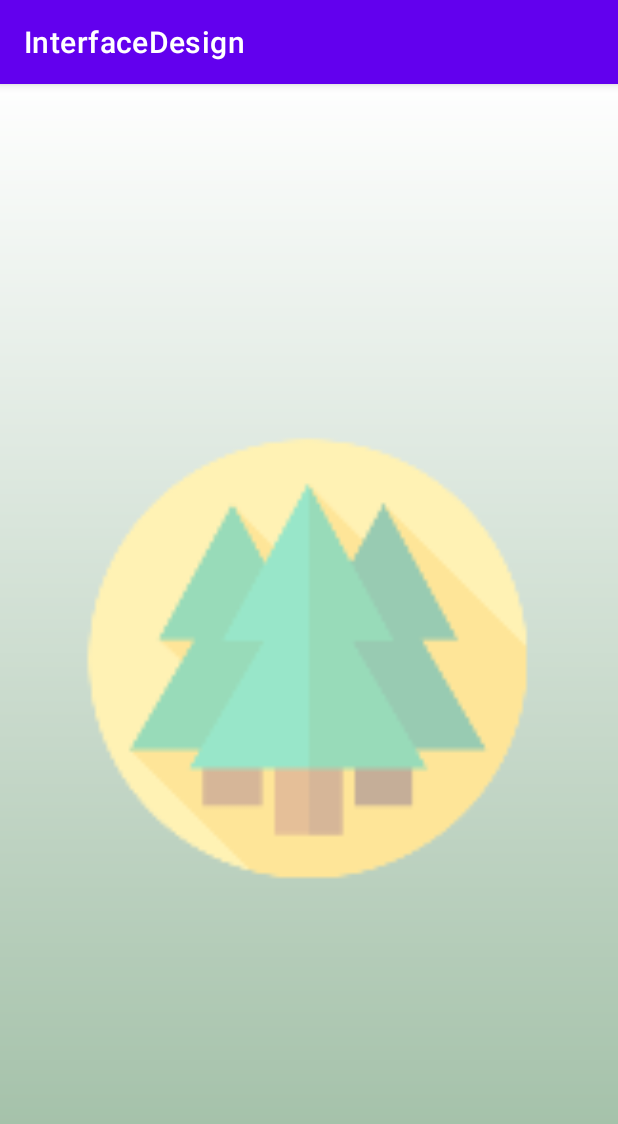
After one commit to mcas2/InterfaceDesign, an Android app: the Splash_Screen screen opened directly, with no data from a screen before it, on a phone screen of 412 x 824 dp. The commit adds this screen. Shown: the top 1124 px of the screen. Run offline under Robolectric (Android 15) with nearby library versions, the phone set to English and light mode, and no system bars.

Commit message:
Importamos Glide, creamos unas flags para las activities, añadimos signup y splash

```diff
--- a/app/build.gradle
+++ b/app/build.gradle
@@ -35,4 +35,7 @@ dependencies {
     testImplementation 'junit:junit:4.+'
     androidTestImplementation 'androidx.test.ext:junit:1.1.3'
     androidTestImplementation 'androidx.test.espresso:espresso-core:3.4.0'
+
+    implementation 'com.github.bumptech.glide:glide:4.11.0'
+    annotationProcessor 'com.github.bumptech.glide:compiler:4.11.0'
 }
--- /dev/null
+++ b/app/src/main/java/com/mcas2/interfacedesign/Splash_Screen.java
@@ -0,0 +1,14 @@
+package com.mcas2.interfacedesign;
+
+import androidx.appcompat.app.AppCompatActivity;
+
+import android.os.Bundle;
+
+public class Splash_Screen extends AppCompatActivity {
+
+    @Override
+    protected void onCreate(Bundle savedInstanceState) {
+        super.onCreate(savedInstanceState);
+        setContentView(R.layout.activity_splash_screen);
+    }
+}
--- /dev/null
+++ b/app/src/main/res/layout/activity_splash_screen.xml
@@ -0,0 +1,20 @@
+<?xml version="1.0" encoding="utf-8"?>
+<androidx.constraintlayout.widget.ConstraintLayout xmlns:android="http://schemas.android.com/apk/res/android"
+    xmlns:app="http://schemas.android.com/apk/res-auto"
+    xmlns:tools="http://schemas.android.com/tools"
+    android:background="@drawable/gradient"
+    android:alpha="0.4"
+    android:layout_width="match_parent"
+    android:layout_height="match_parent"
+    tools:context=".Splash_Screen">
+
+    <ImageView
+        android:src="@mipmap/trees_foreground"
+        android:layout_width="match_parent"
+        android:layout_height="match_parent"
+        >
+
+    </ImageView>
+
+
+</androidx.constraintlayout.widget.ConstraintLayout>
--- a/app/src/main/res/values/strings.xml
+++ b/app/src/main/res/values/strings.xml
@@ -2,7 +2,7 @@
     <string name="app_name">InterfaceDesign</string>
     <string name="password_string">Password</string>
     <string name="entrar_button">Entrar</string>
-    <string name="register_banner_string">Sign in</string>
+    <string name="app_slogan">Interface Design by Mario Castro</string>
     <string name="username_string">Username</string>
     <string name="registro_string">Registrarse</string>
 </resources>
```
Also changed, not shown: app/src/main/AndroidManifest.xml (+14 -7 lines), app/src/main/java/com/mcas2/interfacedesign/LoginActivity.java (+25 -1 lines), app/src/main/java/com/mcas2/interfacedesign/SignUp.java (added, +14 -0 lines), app/src/main/res/layout/activity_login.xml (+4 -4 lines), app/src/main/res/layout/activity_sign_up.xml (added, +9 -0 lines).
